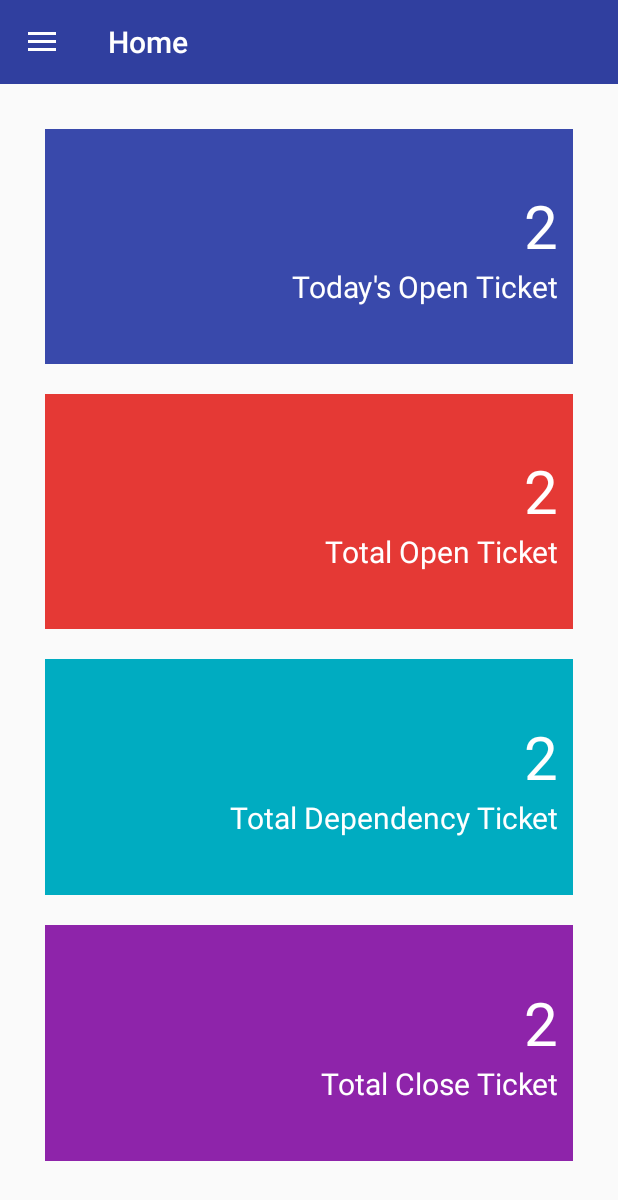
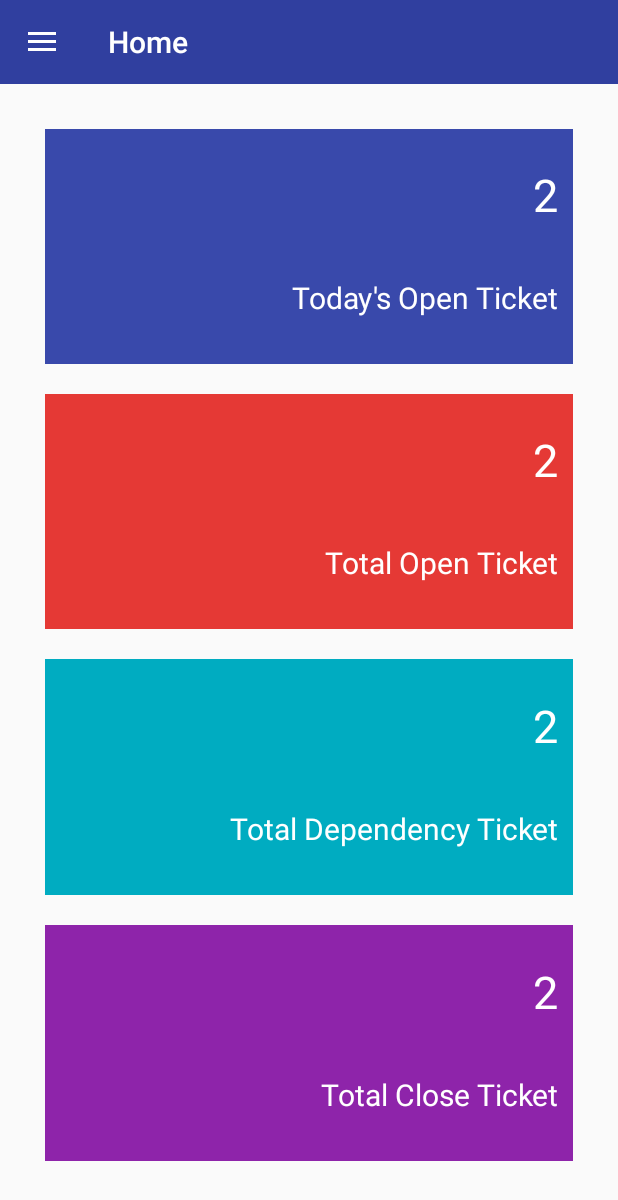
Before and after one commit to parita-detroja/IshanSupportSystem, an Android app: the HomeFragment screen opened directly, with no data from a screen before it, on a phone screen of 412 x 824 dp. Shown: the top 1200 px of the screen. Run offline under Robolectric (Android 15) with nearby library versions, the phone set to English and light mode, and no system bars.

Commit message:
home screen design change.

```diff
--- a/app/src/main/res/layout/fragment_home.xml
+++ b/app/src/main/res/layout/fragment_home.xml
@@ -25,20 +25,22 @@
             <TextView
                 android:id="@+id/text_todays_open_ticket_number"
                 android:layout_width="match_parent"
-                android:layout_height="wrap_content"
-                android:gravity="right"
+                android:layout_height="0dp"
+                android:gravity="right|center_vertical"
                 android:text="2"
-                android:textSize="40sp"
-                android:textColor="@color/colorWhite"/>
+                android:textSize="30sp"
+                android:textColor="@color/colorWhite"
+                android:layout_weight="1"/>
 
             <TextView
                 android:id="@+id/text_todays_open_ticket"
                 android:layout_width="match_parent"
-                android:layout_height="wrap_content"
-                android:gravity="right"
+                android:layout_height="0dp"
+                android:gravity="right|center_vertical"
                 android:text="@string/txt_todays_open_ticket"
                 android:textSize="20sp"
-                android:textColor="@color/colorWhite"/>
+                android:textColor="@color/colorWhite"
+                android:layout_weight="1"/>
 
         </LinearLayout>
 
@@ -62,20 +64,22 @@
             <TextView
                 android:id="@+id/text_total_open_ticket_number"
                 android:layout_width="match_parent"
-                android:layout_height="wrap_content"
-                android:gravity="right"
-                android:textSize="40sp"
+                android:layout_height="0dp"
+                android:gravity="right|center_vertical"
+                android:textSize="30sp"
                 android:text="2"
-                android:textColor="@color/colorWhite"/>
+                android:textColor="@color/colorWhite"
+                android:layout_weight="1"/>
 
             <TextView
                 android:id="@+id/text_total_open_ticket"
                 android:layout_width="match_parent"
-                android:layout_height="wrap_content"
-                android:gravity="right"
+                android:layout_height="0dp"
+                android:gravity="right|center_vertical"
                 android:textSize="20sp"
                 android:text="@string/txt_total_open_ticket"
-                android:textColor="@color/colorWhite"/>
+                android:textColor="@color/colorWhite"
+                android:layout_weight="1"/>
 
         </LinearLayout>
 
@@ -99,20 +103,22 @@
             <TextView
                 android:id="@+id/text_total_dependency_ticket_number"
                 android:layout_width="match_parent"
-                android:layout_height="wrap_content"
-                android:gravity="right"
-                android:textSize="40sp"
+                android:layout_height="0dp"
+                android:gravity="right|center_vertical"
+                android:textSize="30sp"
                 android:text="2"
-                android:textColor="@color/colorWhite"/>
+                android:textColor="@color/colorWhite"
+                android:layout_weight="1"/>
 
             <TextView
                 android:id="@+id/text_total_dependency_ticket"
                 android:layout_width="match_parent"
-                android:layout_height="wrap_content"
-                android:gravity="right"
+                android:layout_height="0dp"
+                android:gravity="right|center_vertical"
                 android:textSize="20sp"
                 android:text="@string/txt_total_dependency_ticket"
-                android:textColor="@color/colorWhite"/>
+                android:textColor="@color/colorWhite"
+                android:layout_weight="1"/>
 
         </LinearLayout>
 
@@ -136,20 +142,22 @@
             <TextView
                 android:id="@+id/text_card_total_close_ticket_number"
                 android:layout_width="match_parent"
-                android:layout_height="wrap_content"
-                android:gravity="right"
-                android:textSize="40sp"
+                android:layout_height="0dp"
+                android:gravity="right|center_vertical"
+                android:textSize="30sp"
                 android:text="2"
-                android:textColor="@color/colorWhite"/>
+                android:textColor="@color/colorWhite"
+                android:layout_weight="1"/>
 
             <TextView
                 android:id="@+id/text_card_total_close_ticket"
                 android:layout_width="match_parent"
-                android:layout_height="wrap_content"
-                android:gravity="right"
+                android:layout_height="0dp"
+                android:gravity="right|center_vertical"
                 android:textSize="20sp"
                 android:text="@string/txt_total_close_ticket"
-                android:textColor="@color/colorWhite"/>
+                android:textColor="@color/colorWhite"
+                android:layout_weight="1"/>
 
         </LinearLayout>
 
```
